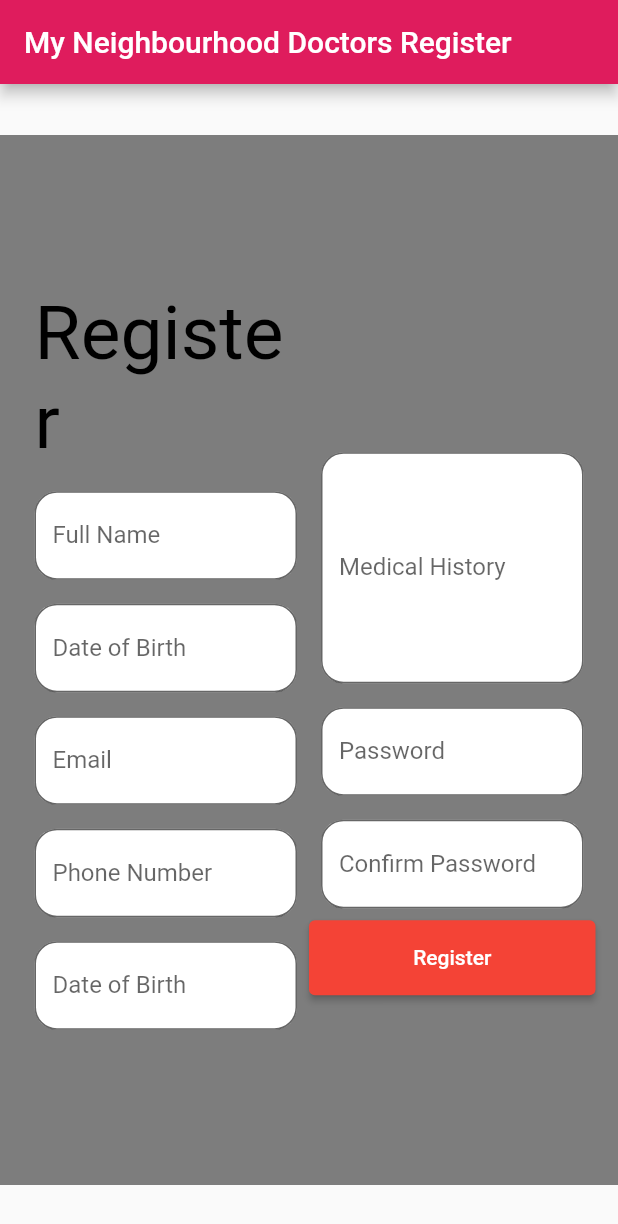
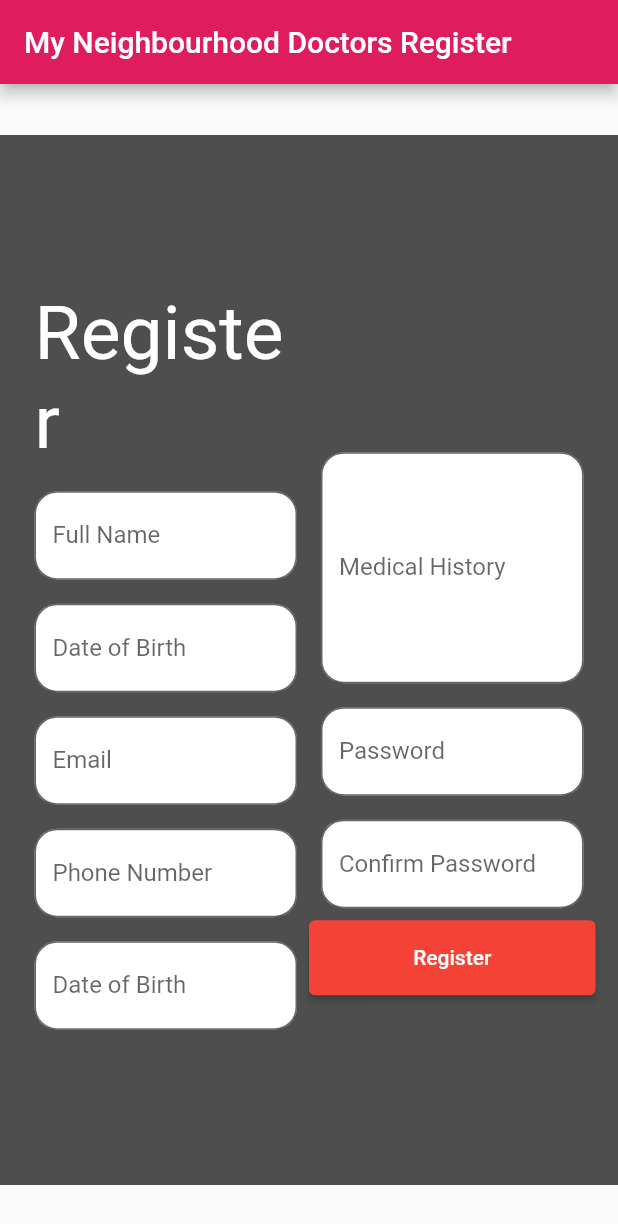
Before and after one commit to hooniez/SEPT-Project, a Flutter app: the screen it shows after launch, on a phone screen of 412 x 824 dp. Shown: the top 1224 px of the screen. Run offline on Flutter 3.47's test engine with Material 2 defaults, Android fonts, the phone set to English and light mode, and no system bars; missing offline and left inert: dart:html.

Commit message:
flutter files

```diff
--- a/Signup/SignupFront/signup/lib/main.dart
+++ b/Signup/SignupFront/signup/lib/main.dart
@@ -43,9 +43,8 @@ class _MyAppState extends State<MyApp> {
                           padding: EdgeInsets.all(8.0),
                           child: Text(
                             'Register',
-                            style: TextStyle(
-                                color: Color.fromARGB(255, 0, 0, 0),
-                                fontSize: 50.0),
+                            style:
+                                TextStyle(color: Colors.white, fontSize: 50.0),
                           ),
                         ),
                         Padding(
@@ -188,7 +187,7 @@ class _MyAppState extends State<MyApp> {
               ),
             ),
             padding: const EdgeInsets.all(15),
-            color: Color.fromARGB(255, 125, 125, 125),
+            color: Color.fromARGB(255, 78, 78, 78),
             width: 1000,
             height: 700,
           ),
```
